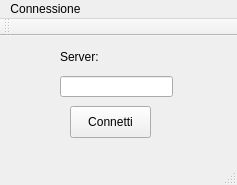
Above: client/ui/connection.ui from s267562/Live-Text-Editor before the change. Below: the same form after it.
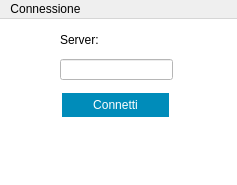
That is the form after the change.

Commit message: connection and login UI refactor

The edit to the form file:
```diff
--- a/client/ui/connection.ui
+++ b/client/ui/connection.ui
@@ -17,6 +17,9 @@
    <property name="enabled">
     <bool>true</bool>
    </property>
+   <property name="styleSheet">
+    <string notr="true">background-color: rgb(255, 255, 255);</string>
+   </property>
    <widget class="QLineEdit" name="lineEdit">
     <property name="geometry">
      <rect>
@@ -30,12 +33,30 @@
    <widget class="QPushButton" name="pushButton">
     <property name="geometry">
      <rect>
-      <x>70</x>
+      <x>60</x>
       <y>70</y>
-      <width>81</width>
+      <width>111</width>
       <height>32</height>
      </rect>
     </property>
+    <property name="styleSheet">
+     <string notr="true">QPushButton{  
+background-color: #008CBA;
+border: none;
+color: white;
+text-align: center;
+margin: 4px 2px;
+opacity: 0.6;
+text-decoration: none;
+}
+
+QPushButton:hover
+{
+	background-color: white;
+	border: 1px solid #008CBA;
+	color : #008CBA;
+}</string>
+    </property>
     <property name="text">
      <string>Connetti</string>
     </property>
@@ -70,15 +91,6 @@
    </widget>
    <addaction name="menuConnessione"/>
   </widget>
-  <widget class="QToolBar" name="mainToolBar">
-   <attribute name="toolBarArea">
-    <enum>TopToolBarArea</enum>
-   </attribute>
-   <attribute name="toolBarBreak">
-    <bool>false</bool>
-   </attribute>
-  </widget>
-  <widget class="QStatusBar" name="statusBar"/>
  </widget>
  <layoutdefault spacing="6" margin="11"/>
  <resources/>
```
The commit also changes 6 other files.
